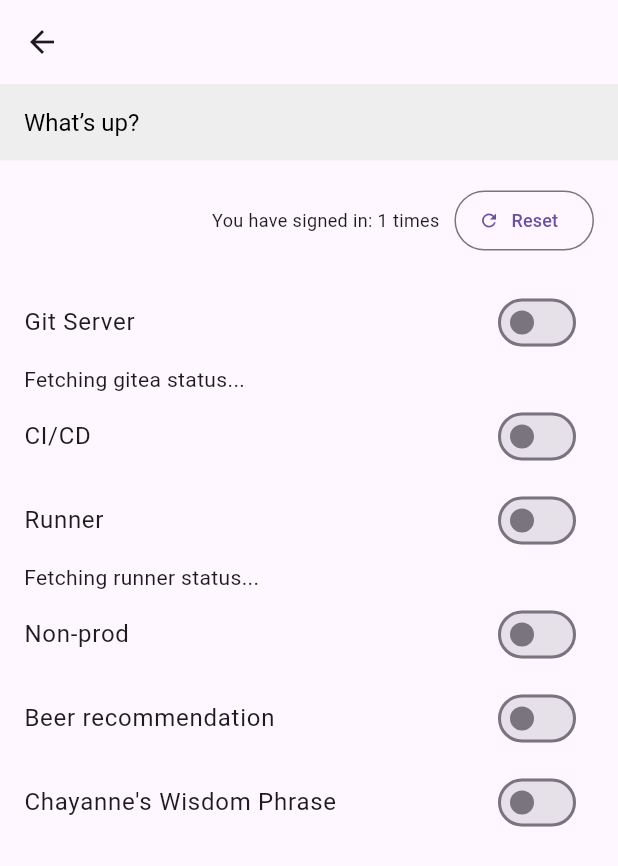
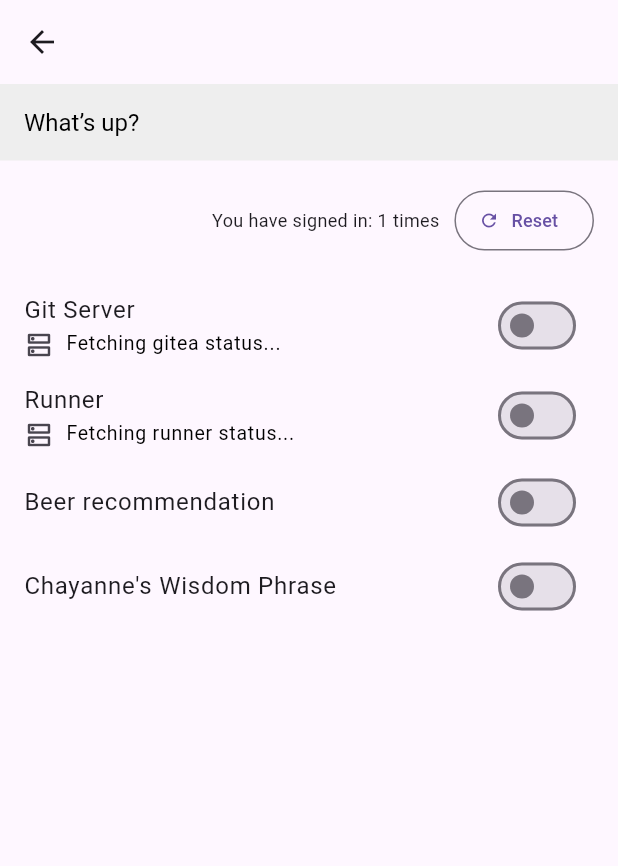
Before and after one commit to i-Alfonso/env-manager-app, a Flutter app: the Home screen opened directly, on a phone screen of 412 x 824 dp. Shown: the top 866 px of the screen. Run offline on Flutter 3.47's test engine with Material 3 defaults, Android fonts, the phone set to English and light mode, and no system bars; our stand-ins replace shared_preferences; accounts and stored records are empty; network calls fail.

Commit message:
added loader and disabled swticth when action in progress

```diff
--- a/lib/screens/home_page.dart
+++ b/lib/screens/home_page.dart
@@ -8,6 +8,10 @@ import 'dart:math';
 import '../widgets/form_switch.dart';
 import '../services/beer_service.dart';
 import '../services/instances_status.dart';
+
+import '../utils/turn_on_actions.dart';
+import '../utils/turn_off_actions.dart';
+import '../utils/chayanne_phrases.dart';
 
 class Home extends StatefulWidget {
   const Home({super.key});
@@ -25,154 +29,18 @@ class _HomeState extends State<Home> {
 
   final BeerService _beerService = BeerService();
   final InstancesStatusService _statusService = InstancesStatusService();
-  final InstanceManagerService _instanceManagerService =
-      InstanceManagerService();
+  final InstanceManagerService _instanceManagerService = InstanceManagerService();
 
   int _counter = 0;
   String? _loggedUser;
 
   bool _giteaActive = false;
+  bool _giteaUpdating = false;
   String _giteaStatusMessage = "Fetching gitea status...";
 
   bool _runnerActive = false;
+  bool _runnerUpdating = false;
   String _runnerStatusMessage = "Fetching runner status...";
-
-  final List<Map<String, dynamic>> _turnOnActions = [
-    {
-      "action": "create-volroot",
-      "attempts": 3,
-      "timeout": 10,
-      "pass_condition": {
-        "action": "resource-status",
-        "response_value": "available",
-        // volume id from response from the create-volroot action
-        "resource_id": "VolumeId",
-        "attempts": 3,
-        "timeout": 20,
-      },
-    },
-    {
-      "action": "create-voldata",
-      "attempts": 3,
-      "timeout": 10,
-      "pass_condition": {
-        "action": "resource-status",
-        "response_value": "available",
-        // volume id from response from the create-voldata action
-        "resource_id": "VolumeId",
-        "attempts": 3,
-        "timeout": 20,
-      },
-    },
-    {
-      "action": "atach-volroot",
-      "attempts": 3,
-      "timeout": 10,
-      "pass_condition": {
-        "action": "resource-status",
-        "response_value": "in-use",
-        // volume id from response from the atach-volroot action
-        "resource_id": "volume_id",
-        "attempts": 3,
-        "timeout": 20,
-      },
-    },
-    {
-      "action": "atach-voldata",
-      "instance": "runner",
-      "attempts": 3,
-      "timeout": 10,
-      "pass_condition": {
-        "action": "resource-status",
-        "response_value": "in-use",
-        // volume id from response from the atach-voldata action
-        "resource_id": "volume_id",
-        "attempts": 3,
-        "timeout": 20,
-      },
-    },
-    {
-      "action": "turn-on",
-      "attempts": 3,
-      "timeout": 10,
-      "pass_condition": {
-        "action": "resource-status",
-        "response_value": "running",
-        // instance id from response from turn-on action
-        "resource_id": "id",
-        "attempts": 3,
-        "timeout": 20,
-      },
-    },
-  ];
-
-  final List<Map<String, dynamic>> _turnOffActions = [
-    {
-      "action": "turn-off",
-      "attempts": 3,
-      "timeout": 10,
-      "pass_condition": {
-        "action": "resource-status",
-        "response_value": "stopped",
-        // instance id from response from turn-off action
-        "resource_id": "id",
-        "attempts": 10,
-        "timeout": 15,
-      },
-    },
-    {
-      "action": "snapshot-root",
-      "attempts": 3,
-      "timeout": 10,
-      "pass_condition": {
-        "action": "resource-status",
-        "response_value": "completed",
-        // snapshot id (id) from response from snapshot-root action
-        "resource_id": "id",
-        "attempts": 5,
-        "timeout": 15,
-      },
-    },
-    {
-      "action": "snapshot-data",
-      "attempts": 3,
-      "timeout": 10,
-      "pass_condition": {
-        "action": "resource-status",
-        "response_value": "completed",
-        // snapshot id (id) from response from snapshot-data action
-        "resource_id": "id",
-        "attempts": 5,
-        "timeout": 15,
-      },
-    },
-    {
-      "action": "detach-root",
-      "attempts": 3,
-      "timeout": 10,
-      "pass_condition": {
-        "action": "resource-status",
-        "response_value": "available",
-        // volume_id (id) from response from instances-status action
-        "resource_id": "volume_id",
-        "attempts": 5,
-        "timeout": 10,
-      },
-    },
-    {
-      "action": "detach-data",
-      "attempts": 3,
-      "timeout": 10,
-      "pass_condition": {
-        "action": "resource-status",
-        "response_value": "available",
-        // volume_id (id) from response from instances-status action
-        "resource_id": "volume_id",
-        "attempts": 5,
-        "timeout": 10,
-      },
-    },
-  ];
 
   @override
   void initState() {
@@ -234,21 +102,6 @@ class _HomeState extends State<Home> {
     }
   }
 
-  static const chayannePhrases = [
-    "\"Fuiste tanto y fuiste tan poco, así son las historias de locos\"",
-    "\"Que si nos quedara poco tiempo, si mañana acaban nuestros días, \ny si no te he dicho suficiente, que te adoro con la vida\"",
-    "\"Y tú te vas así como si nada, acortándome la vida, agachando la mirada\"",
-    "\"De lunes a domingo voy desesperado, el corazón prendido allí en el calendario, \nbuscándote y buscando como un mercenario\"",
-    "\"Si hay que ser torero poner el alma en el ruedo, no importa lo que se venga \npa' que sepas que te quiero\"",
-    "\"pa' que sepas que te quiero, Como un buen torero (ole) me juego la vida por ti\"",
-    "\"Que yo quiero ser tu alma, ser tu socio, ser tu amante, ser tu amigo, la mitad de tu destino.\"",
-    "\"En palabras simples y comunes yo te extrañó, en lenguaje terrenal mi vida eres tú\"",
-    "\"No tires piedras al vecino si de cristal es tu tejado\"",
-    "\"Y, ¿qué me has hecho? que hasta perdí la razón\"",
-    "\"Para tu tranquilidad me tienes en tus masnos, para mi debilidad la única eres tú\"",
-    "\"Tú tienes el control de lo que pienso, de lo que imagino, \ntienes todo lo que quiero, lo que necesito.\""
-  ];
-
   @override
   Widget build(BuildContext context) {
     return Scaffold(
@@ -300,46 +153,90 @@ class _HomeState extends State<Home> {
           ),
           SwitchListTile(
             value: _giteaActive,
-            title: const Text('Git Server'),
-            onChanged: (bool enabled) async {
+            title: Column(
+              children: [
+                const Align(
+                  alignment: Alignment.centerLeft,
+                  child: Text('Git Server'),
+                ),
+                Row(
+                  children: [
+                    Container(
+                      margin: const EdgeInsets.only(right: 10.0),
+                      child: SizedBox(
+                        width: 18,  // Set width
+                        height: 18, // Set height
+                        child: _giteaUpdating
+                            ? const CircularProgressIndicator(strokeWidth: 3, color: Colors.green)
+                            : const Icon(Icons.dns_outlined, size: 20),
+                      ),
+                    ),
+                    Text(_giteaStatusMessage, style: const TextStyle(fontSize: 13, color: Colors.black))
+                  ],
+                )
+              ],
+            ),
+            onChanged: _giteaUpdating
+              ? null
+              : (bool enabled) async {
                 setState(() {
                   _giteaActive = enabled;
+                  _giteaUpdating = true;
                 });
                 if (await _instanceManagerService.actionsHandler(
                   'https://sm.andor.cloud/api/service_manager',
                   'gitea',
-                enabled ? _turnOnActions : _turnOffActions,
+                  enabled ? turnOnActions : turnOffActions,
                   (msg) {
                     setState(() {
-                    _giteaStatusMessage =
-                        msg; // Updates the UI when the status changes
+                      _giteaStatusMessage = msg;
                     });
                   },
                 )) {
                   setState(() {
-                  _giteaStatusMessage =
-                      'Name: gitea-server-prod | Status:  ${_giteaActive ? "running" : "stopped"}';
+                    _giteaStatusMessage = 'Name: gitea-server-prod | Status:  ${_giteaActive ? "running" : "stopped"}';
+                    _giteaUpdating = false;
                   });
                 }
             },
             activeColor: Colors.green,
           ),
-          Container(
-              padding: const EdgeInsets.only(left: 16.0, right: 16),
-              child: Text(_giteaStatusMessage,
-                  style: const TextStyle(fontSize: 14))),
-          const FormSwitch(label: 'CI/CD'),
           SwitchListTile(
             value: _runnerActive,
-            title: const Text('Runner'),
-            onChanged: (bool enabled) async {
+            title: Column(
+              children: [
+                const Align(
+                  alignment: Alignment.centerLeft,
+                  child: Text('Runner'),
+                ),
+                Row(
+                  children: [
+                    Container(
+                      margin: const EdgeInsets.only(right: 10.0),
+                      child: SizedBox(
+                          width: 18,  // Set width
+                          height: 18, // Set height
+                          child: _runnerUpdating
+                              ? const CircularProgressIndicator(strokeWidth: 3, color: Colors.green)
+                              : const Icon(Icons.dns_outlined, size: 20)
+                      ),
+                    ),
+                    Text(_runnerStatusMessage, style: const TextStyle(fontSize: 13, color: Colors.black))
+                  ],
+                ),
+              ],
+            ),
+            onChanged: _runnerUpdating
+              ? null
+              : (bool enabled) async {
                   setState(() {
                   _runnerActive = enabled;
+                  _runnerUpdating = true;
                 });
                 if (await _instanceManagerService.actionsHandler(
                   'https://sm.andor.cloud/api/service_manager',
                   'runner',
-                enabled ? _turnOnActions : _turnOffActions,
+                  enabled ? turnOnActions : turnOffActions,
                   (msg) {
                     setState(() {
                       _runnerStatusMessage =
@@ -348,18 +245,13 @@ class _HomeState extends State<Home> {
                   },
                 )) {
                   setState(() {
-                  _runnerStatusMessage =
-                      'Name: runner-server-prod | Status:  ${_runnerActive ? "running" : "stopped"}';
+                    _runnerStatusMessage = 'Name: runner-server-prod | Status:  ${_runnerActive ? "running" : "stopped"}';
+                    _runnerUpdating = false;
                   });
                 }
               },
             activeColor: Colors.green,
           ),
-          Container(
-              padding: const EdgeInsets.only(left: 16.0, right: 16),
-              child: Text(_runnerStatusMessage,
-                  style: const TextStyle(fontSize: 14))),
-          const FormSwitch(label: 'Non-prod'),
           FormSwitch(label: 'Beer recommendation', onChange: _beerProvider),
           Visibility(
             visible: beerVisible,
```
Lines whose indentation alone changed are shown as unchanged.
